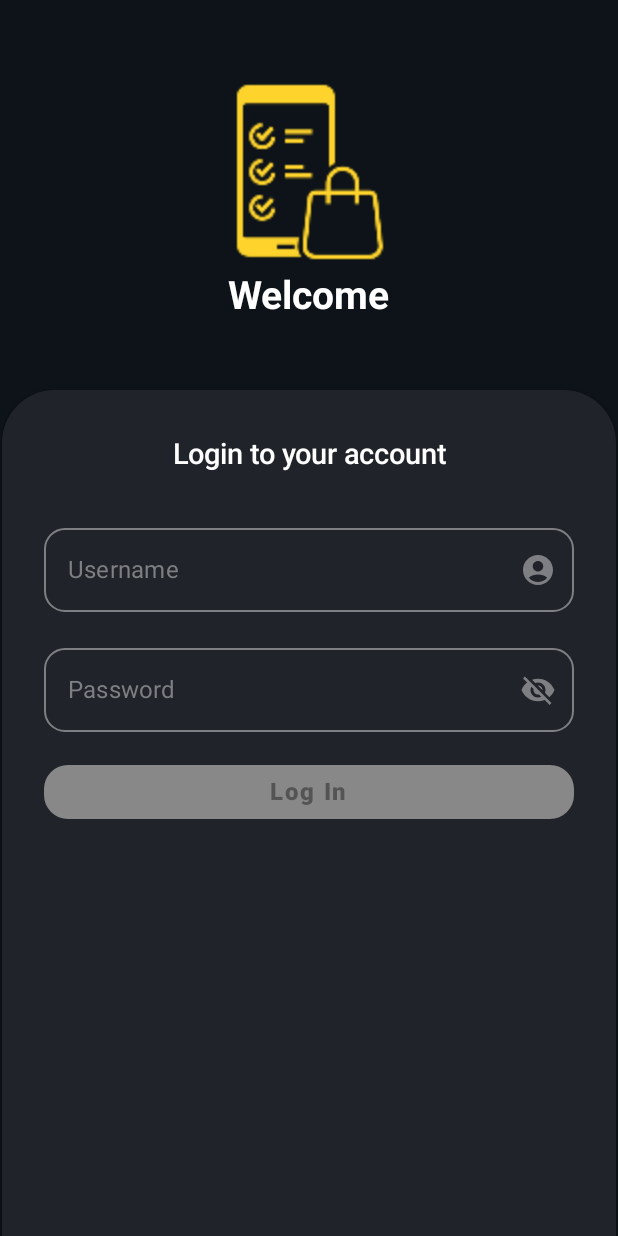
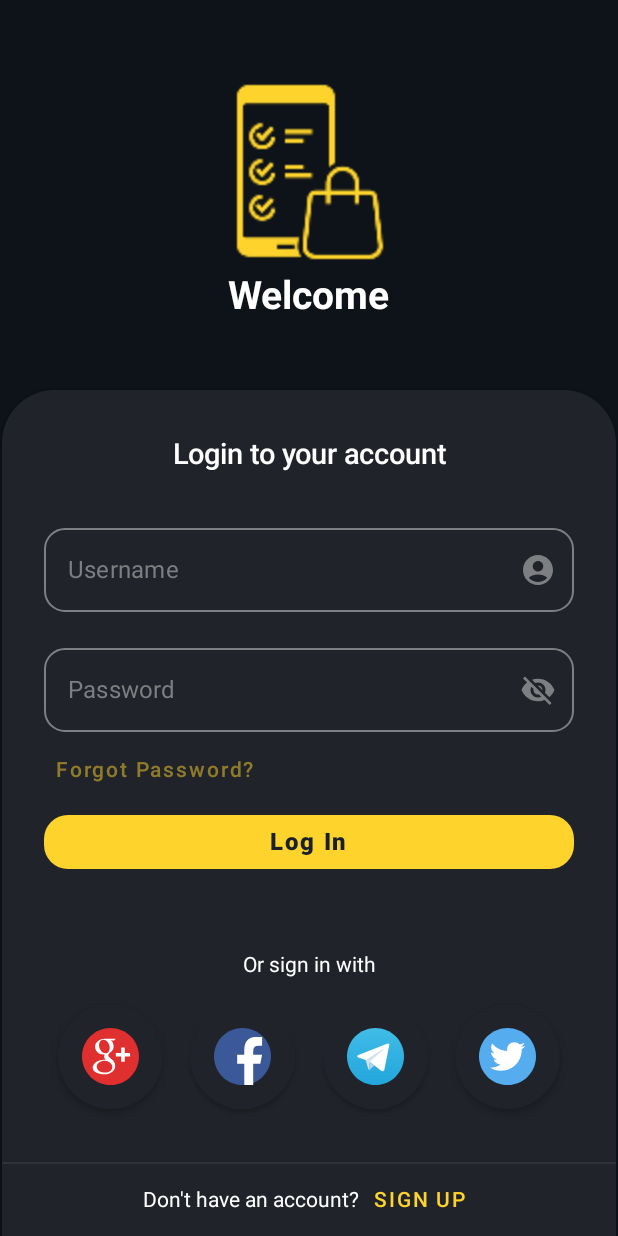
Before and after one commit to Viniciusmatoz/MyPurchaseOrders, an Android app built with Jetpack Compose: the screen it shows after launch (MainActivity), on a phone screen of 412 x 824 dp. Run offline under Robolectric (Android 15) with nearby library versions, the phone set to English and light mode, and no system bars.

Commit message:
feat: activity Login. Sociais media components

```diff
--- a/app/src/main/java/com/vinicius/mypurchaseorders/ui/theme/Color.kt
+++ b/app/src/main/java/com/vinicius/mypurchaseorders/ui/theme/Color.kt
@@ -13,3 +13,5 @@ val GreyBox = Color(0xFF202329)
 val Orange_color = Color(0xB5FFEB3B)
 val BorderYellow = Color(0x80FED32C)
 val Grey = Color(0xFF888888)
+val LineGrey = Color(0xFF2F3238)
+val text_Blue = Color(0xFF17202B)
--- a/app/src/main/java/com/vinicius/mypurchaseorders/views/Home.kt
+++ b/app/src/main/java/com/vinicius/mypurchaseorders/views/Home.kt
@@ -2,6 +2,7 @@ package com.vinicius.mypurchaseorders.views
 
 import android.annotation.SuppressLint
 import android.icu.text.AlphabeticIndex.Bucket.LabelType
+import androidx.compose.foundation.BorderStroke
 import androidx.compose.foundation.Image
 import androidx.compose.foundation.layout.*
 import androidx.compose.foundation.shape.RoundedCornerShape
@@ -14,11 +15,14 @@ import androidx.compose.material.icons.filled.Visibility
 import androidx.compose.material.icons.filled.VisibilityOff
 import androidx.compose.material.icons.rounded.AccountCircle
 import androidx.compose.material.icons.rounded.Clear
+import androidx.compose.material.icons.rounded.Person
 import androidx.compose.runtime.*
 import androidx.compose.ui.Alignment
 import androidx.compose.ui.Modifier
 import androidx.compose.ui.graphics.Color
 import androidx.compose.ui.graphics.ColorFilter
+import androidx.compose.ui.layout.ContentScale
+import androidx.compose.ui.layout.HorizontalAlignmentLine
 import androidx.compose.ui.layout.ModifierInfo
 import androidx.compose.ui.res.painterResource
 import androidx.compose.ui.text.font.FontWeight
@@ -186,21 +190,127 @@ fun Home(){
                                     }
                                 }
                             )
-                            Spacer(modifier = Modifier.height(16.dp))
+                            Spacer(modifier = Modifier.height(1.dp))
+
+                            Column(
+                                Modifier.fillMaxWidth()
+                            ) {
+                                TextButton(onClick = {},
+                                ) {
+                                    Text(text = "Forgot Password?",
+                                        color = BorderYellow,
+                                        textAlign = TextAlign.Start
+                                    )
+                                }
+                            }
                             Button(
                                 onClick = {},
                                 enabled = isFormaValid,
                                 modifier = Modifier.fillMaxWidth(),
                                 shape = RoundedCornerShape(16.dp),
                                 colors = ButtonDefaults.buttonColors(
-                                    backgroundColor = Orange_color,
-                                    contentColor = Color.White,
-                                    disabledBackgroundColor = Grey
+                                    backgroundColor = YellowDefault,
+                                    contentColor = text_Blue,
+                                    disabledBackgroundColor = YellowDefault,
+                                    disabledContentColor = text_Blue
                                 )
                             ) {
                                 Text(text = "Log In", fontWeight = FontWeight.ExtraBold, fontSize = 16.sp)
                             }
+
+                            Column(
+                                Modifier
+                                    .fillMaxWidth()
+                                    .padding(top = 50.dp),
+                                verticalArrangement = Arrangement.Center,
+                                horizontalAlignment = Alignment.CenterHorizontally
+
+                            ) {
+                                Text(text = "Or sign in with", color = Color.White, modifier = Modifier.padding(bottom = 10.dp))
+                            }
+                            Row(modifier = Modifier
+                                .fillMaxWidth()
+                                .padding(top = 8.dp),
+                            Arrangement.SpaceAround) {
+                                Button(onClick = { /*TODO*/ },
+                                    shape = RoundedCornerShape(50),
+                                    modifier = Modifier
+                                        .height(70.dp)
+                                        .width(70.dp),
+                                    colors = ButtonDefaults.buttonColors(GreyBox),
+                                ){
+                                    Image(painter = painterResource(id = R.drawable.ic_google),
+                                        contentDescription ="google logo",
+                                        contentScale = ContentScale.Fit,
+                                        modifier = Modifier.fillMaxSize()
+                                    )
+                                }
+                                Button(onClick = { /*TODO*/ },
+                                    shape = RoundedCornerShape(50),
+                                    modifier = Modifier
+                                        .height(70.dp)
+                                        .width(70.dp),
+                                    colors = ButtonDefaults.buttonColors(GreyBox),
+                                ){
+                                    Image(painter = painterResource(id = R.drawable.ic_facebook),
+                                        contentDescription ="facebook logo",
+                                        contentScale = ContentScale.Fit,
+                                        modifier = Modifier.fillMaxSize()
+                                    )
+                                }
+
+                                Button(onClick = { /*TODO*/ },
+                                    shape = RoundedCornerShape(50),
+                                    modifier = Modifier
+                                        .height(70.dp)
+                                        .width(70.dp),
+                                    colors = ButtonDefaults.buttonColors(GreyBox),
+                                ){
+                                    Image(painter = painterResource(id = R.drawable.ic_telegram),
+                                        contentDescription ="telegram logo",
+                                        contentScale = ContentScale.Fit,
+                                        modifier = Modifier.fillMaxSize()
+                                    )
+                                }
+
+                                Button(onClick = { /*TODO*/ },
+                                    shape = RoundedCornerShape(50),
+                                    modifier = Modifier
+                                        .height(70.dp)
+                                        .width(70.dp),
+                                    colors = ButtonDefaults.buttonColors(GreyBox),
+                                ){
+                                    Image(painter = painterResource(id = R.drawable.ic_twitter),
+                                        contentDescription ="Twitter logo",
+                                        contentScale = ContentScale.Fit,
+                                        modifier = Modifier.fillMaxSize()
+                                    )
+                                }
+                            }
                         }
+                    }
+                    Column(
+                        modifier = Modifier.fillMaxWidth(),
+                        verticalArrangement = Arrangement.Bottom
+                    ) {
+                        Divider(color = LineGrey)
+                        Row(
+                            horizontalArrangement = Arrangement.Center,
+                            verticalAlignment = Alignment.CenterVertically,
+                            modifier = Modifier
+                                .fillMaxWidth()
+                        ) {
+                            Text(text = "Don't have an account?",
+                                color = Color.White,
+                                modifier = Modifier.padding(start = 2.dp))
+                            TextButton(onClick = {}) {
+                                Text(text = "SIGN UP",
+                                    color = YellowDefault,
+                                    modifier = Modifier.padding(start = 2.dp),
+                                )
+                            }
+                        }
+
                     }
                 }
             }
@@ -210,6 +320,6 @@ fun Home(){
 
 @Preview(showBackground = true)
 @Composable
-fun MeuPreview(){
+fun PreviewV(){
     Home()
 }
--- /dev/null
+++ b/app/src/main/res/drawable/ic_facebook.xml
@@ -0,0 +1,13 @@
+<vector xmlns:android="http://schemas.android.com/apk/res/android"
+    android:width="32dp"
+    android:height="32dp"
+    android:viewportWidth="32"
+    android:viewportHeight="32">
+  <path
+      android:pathData="M16,16m-16,0a16,16 0,1 1,32 0a16,16 0,1 1,-32 0"
+      android:fillColor="#3B5998"
+      android:fillType="evenOdd"/>
+  <path
+      android:pathData="M22,32V20h4l1,-5h-5v-2c0,-2 1.002,-3 3,-3h2V5c-1,0 -2.24,0 -4,0c-3.675,0 -6,2.881 -6,7v3h-4v5h4v12H22z"
+      android:fillColor="#FFFFFF"/>
+</vector>
--- /dev/null
+++ b/app/src/main/res/drawable/ic_google.xml
@@ -0,0 +1,16 @@
+<vector xmlns:android="http://schemas.android.com/apk/res/android"
+    android:width="32dp"
+    android:height="32dp"
+    android:viewportWidth="32"
+    android:viewportHeight="32">
+  <path
+      android:pathData="M16,16m-16,0a16,16 0,1 1,32 0a16,16 0,1 1,-32 0"
+      android:fillColor="#E02F2F"
+      android:fillType="evenOdd"/>
+  <path
+      android:pathData="M19,5.998c0,0 -4.592,0 -6.164,0c-2.82,0 -5.475,1.979 -5.475,4.453c0,2.528 1.922,4.494 4.791,4.494c0.2,0 0.394,-0.045 0.584,-0.059c-0.188,0.355 -0.318,0.737 -0.318,1.154c0,0.703 0.377,1.264 0.854,1.729c-0.358,0 -0.709,0.005 -1.09,0.005C8.689,17.775 6,19.998 6,22.305C6,24.577 8.948,26 12.441,26c3.983,0 6.183,-2.262 6.183,-4.534c0,-1.821 -0.538,-2.913 -2.199,-4.091c-0.569,-0.401 -1.656,-1.38 -1.656,-1.956c0,-0.674 0.192,-1.006 1.208,-1.8c1.039,-0.812 1.776,-1.781 1.776,-3.111c0,-1.581 -0.68,-3.51 -2.003,-3.51H18L19,5.998zM16.931,21.072c0.048,0.212 0.077,0.429 0.077,0.649c0,1.836 -1.185,3.271 -4.58,3.271c-2.415,0 -4.158,-1.528 -4.158,-3.364c0,-1.799 2.163,-3.298 4.579,-3.271c0.562,0.006 1.088,0.097 1.564,0.249C15.724,19.519 16.664,20.034 16.931,21.072zM13.063,14.223c-1.621,-0.047 -3.162,-1.813 -3.441,-3.94c-0.279,-2.13 0.808,-3.759 2.428,-3.711c1.62,0.05 3.162,1.758 3.441,3.886C15.771,12.586 14.684,14.271 13.063,14.223z"
+      android:fillColor="#FFFFFF"/>
+  <path
+      android:pathData="M24,13.991l0,-3l-2,0l0,3l-3,0l0,2l3,0l0,3l2,0l0,-3l3,0l0,-2z"
+      android:fillColor="#FFFFFF"/>
+</vector>
--- /dev/null
+++ b/app/src/main/res/drawable/ic_telegram.xml
@@ -0,0 +1,30 @@
+<vector xmlns:android="http://schemas.android.com/apk/res/android"
+    xmlns:aapt="http://schemas.android.com/aapt"
+    android:width="512dp"
+    android:height="512dp"
+    android:viewportWidth="512"
+    android:viewportHeight="512">
+  <path
+      android:pathData="M256,256m-256,0a256,256 0,1 1,512 0a256,256 0,1 1,-512 0">
+    <aapt:attr name="android:fillColor">
+      <gradient
+          android:startX="256"
+          android:startY="0"
+          android:endX="256"
+          android:endY="510.13"
+          android:type="linear">
+        <item android:offset="0" android:color="#FF41BCE7"/>
+        <item android:offset="1" android:color="#FF22A6DC"/>
+      </gradient>
+    </aapt:attr>
+  </path>
+  <path
+      android:pathData="M380.6,147.3l-45.7,230.5c0,0 -6.4,16 -24,8.3l-105.5,-80.9L167,286.7l-64.6,-21.7c0,0 -9.9,-3.5 -10.9,-11.2c-1,-7.7 11.2,-11.8 11.2,-11.8l256.8,-100.7C359.5,141.2 380.6,131.9 380.6,147.3z"
+      android:fillColor="#FFFFFF"/>
+  <path
+      android:pathData="M197.2,375.2c0,0 -3.1,-0.3 -6.9,-12.4c-3.8,-12.1 -23.3,-76.1 -23.3,-76.1l155.1,-98.5c0,0 9,-5.4 8.6,0c0,0 1.6,1 -3.2,5.4c-4.8,4.5 -121.8,109.7 -121.8,109.7"
+      android:fillColor="#D2E4F0"/>
+  <path
+      android:pathData="M245.8,336.2l-41.7,38.1c0,0 -3.3,2.5 -6.8,0.9l8,-70.7"
+      android:fillColor="#B5CFE4"/>
+</vector>
--- /dev/null
+++ b/app/src/main/res/drawable/ic_twitter.xml
@@ -0,0 +1,13 @@
+<vector xmlns:android="http://schemas.android.com/apk/res/android"
+    android:width="32dp"
+    android:height="32dp"
+    android:viewportWidth="32"
+    android:viewportHeight="32">
+  <path
+      android:pathData="M16,16m-16,0a16,16 0,1 1,32 0a16,16 0,1 1,-32 0"
+      android:fillColor="#55ACEE"
+      android:fillType="evenOdd"/>
+  <path
+      android:pathData="M26.013,9.896c-0.737,0.323 -1.527,0.538 -2.359,0.636c0.85,-0.498 1.5,-1.289 1.807,-2.232c-0.793,0.462 -1.672,0.798 -2.608,0.979c-0.748,-0.784 -1.816,-1.275 -2.996,-1.275c-2.269,0 -4.105,1.807 -4.105,4.039c0,0.315 0.036,0.625 0.104,0.923c-3.412,-0.172 -6.436,-1.78 -8.461,-4.222c-0.354,0.597 -0.559,1.29 -0.559,2.031c0,1.4 0.728,2.636 1.828,3.363c-0.672,-0.023 -1.306,-0.204 -1.858,-0.507c-0.001,0.017 -0.001,0.033 -0.001,0.051c0,1.958 1.415,3.591 3.293,3.963c-0.343,0.09 -0.706,0.141 -1.082,0.141c-0.264,0 -0.52,-0.024 -0.771,-0.071c0.521,1.603 2.038,2.771 3.834,2.806c-1.402,1.082 -3.174,1.73 -5.099,1.73c-0.33,0 -0.659,-0.019 -0.979,-0.058c1.816,1.146 3.976,1.814 6.295,1.814c7.552,0 11.682,-6.156 11.682,-11.495c0,-0.173 -0.006,-0.351 -0.014,-0.521C24.766,11.417 25.462,10.706 26.013,9.896z"
+      android:fillColor="#FFFFFF"/>
+</vector>
```
